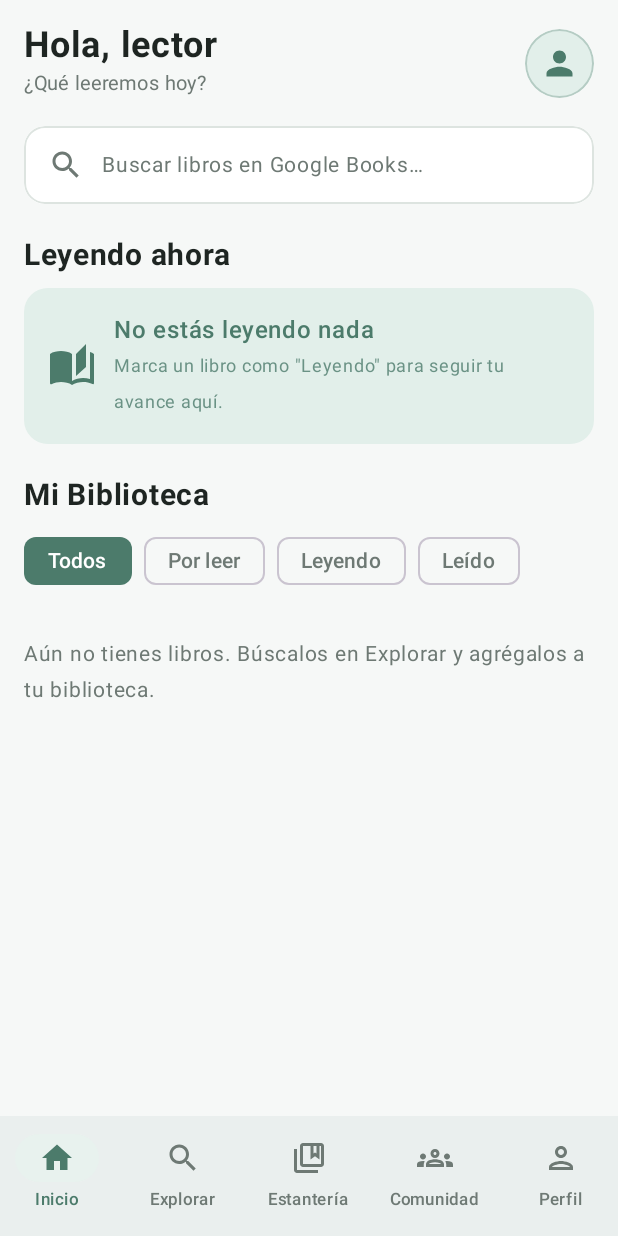
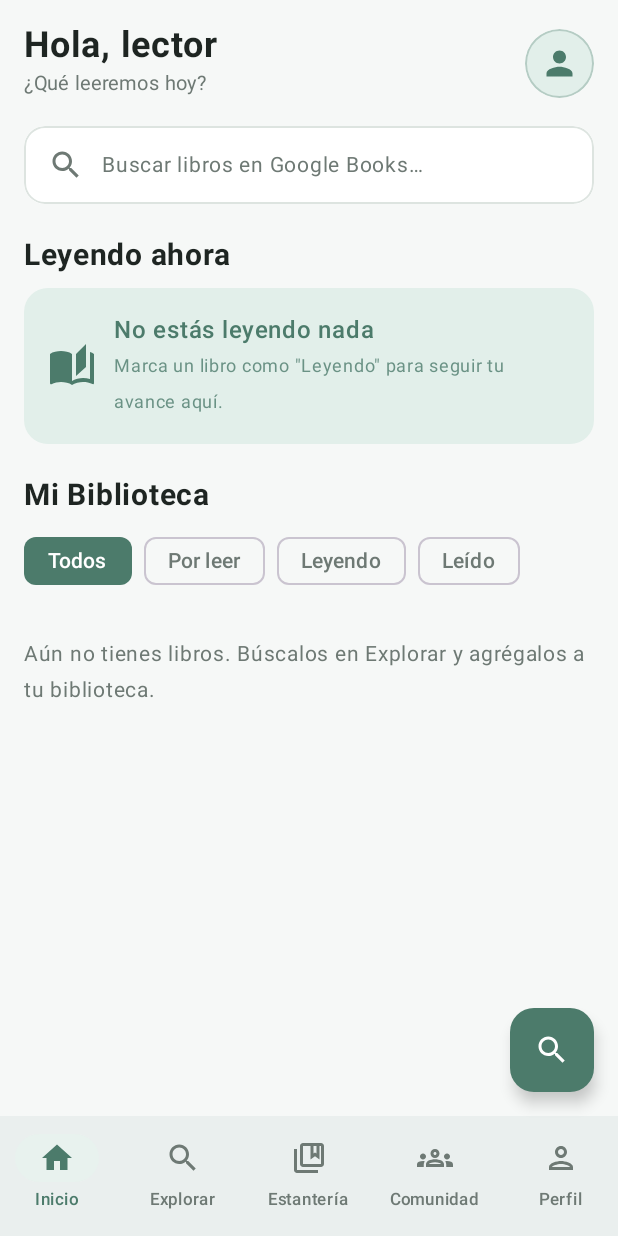
Before and after one commit to xJohaaan/MiEstanteria, an Android app built with Jetpack Compose: the composable HomeScreen called with empty values, on a phone screen of 412 x 824 dp. Run offline under Robolectric (Android 15) with nearby library versions, the phone set to English and light mode, and no system bars; network calls fail.

Commit message:
feat(ui): agregar botones flotantes (FAB) en Home y Estantería para ir a Explorar

```diff
--- a/app/src/main/java/com/example/miestanteria/ui/home/HomeScreen.kt
+++ b/app/src/main/java/com/example/miestanteria/ui/home/HomeScreen.kt
@@ -33,6 +33,7 @@ import androidx.compose.material3.Card
 import androidx.compose.material3.CardDefaults
 import androidx.compose.material3.FilterChip
 import androidx.compose.material3.FilterChipDefaults
+import androidx.compose.material3.FloatingActionButton
 import androidx.compose.material3.Icon
 import androidx.compose.material3.LinearProgressIndicator
 import androidx.compose.material3.MaterialTheme
@@ -85,6 +86,15 @@ fun HomeScreen(
 
     Scaffold(
         bottomBar = { BottomNavBar(selectedTab = NavTab.INICIO, onTabSelected = onTabSelected) },
+        floatingActionButton = {
+            FloatingActionButton(
+                onClick = { onTabSelected(NavTab.EXPLORAR) },
+                containerColor = SagePrimary,
+                contentColor = Color.White
+            ) {
+                Icon(Icons.Default.Search, contentDescription = "Buscar libros")
+            }
+        },
         containerColor = MaterialTheme.colorScheme.background
     ) { padding ->
         LazyVerticalGrid(
```
Also changed, not shown: app/src/main/java/com/example/miestanteria/ui/shelf/ShelfScreen.kt (+13 -0 lines).
